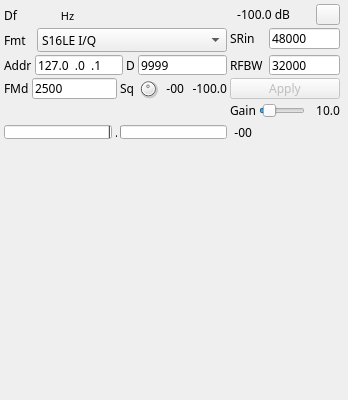
First picture: the form in plugins/channeltx/udpsink/udpsinkgui.ui, repository f4exb/sdrangel, before the edit.
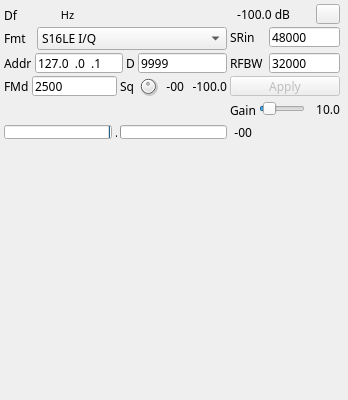
Second picture: the form after the edit. Icons and pictures are not drawn. Custom widgets are drawn as their Qt base class.

```diff
--- a/plugins/channeltx/udpsink/udpsinkgui.ui
+++ b/plugins/channeltx/udpsink/udpsinkgui.ui
@@ -76,7 +76,7 @@
       <item>
        <widget class="LevelMeterVU" name="volumeMeter" native="true">
         <property name="sizePolicy">
-         <sizepolicy hsizetype="Expanding" vsizetype="Preferred">
+         <sizepolicy hsizetype="Expanding" vsizetype="Expanding">
           <horstretch>0</horstretch>
           <verstretch>0</verstretch>
          </sizepolicy>
@@ -644,6 +644,12 @@
      <layout class="QHBoxLayout" name="GainLayout">
       <item>
        <widget class="QLabel" name="gainLabel">
+        <property name="minimumSize">
+         <size>
+          <width>0</width>
+          <height>22</height>
+         </size>
+        </property>
         <property name="text">
          <string>Gain</string>
         </property>
```
